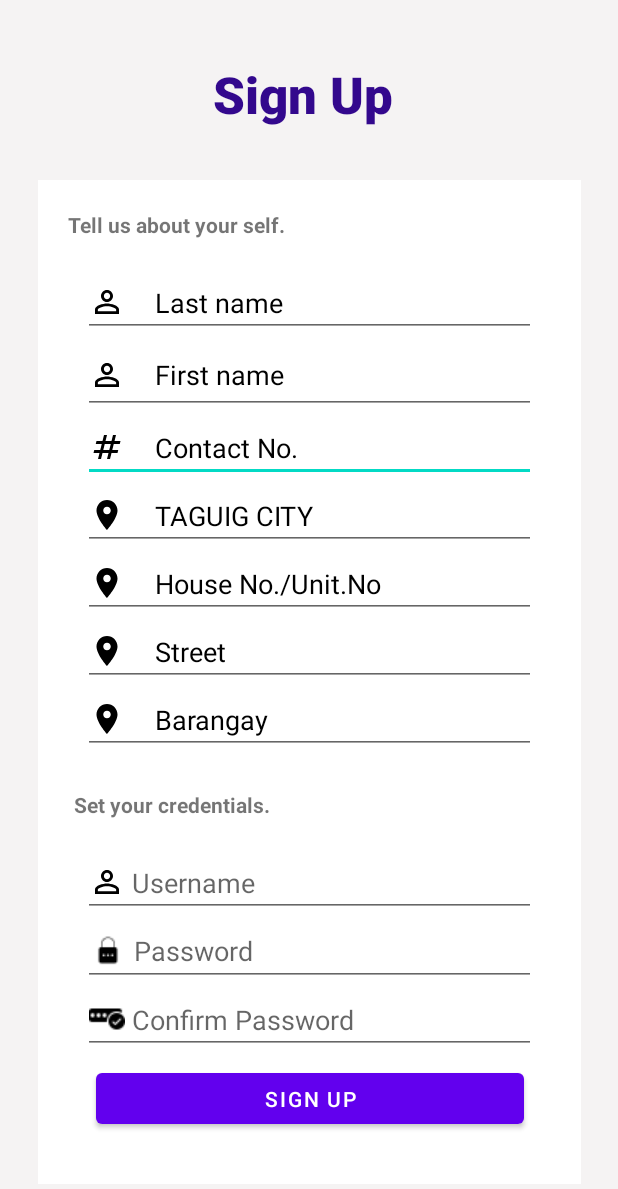
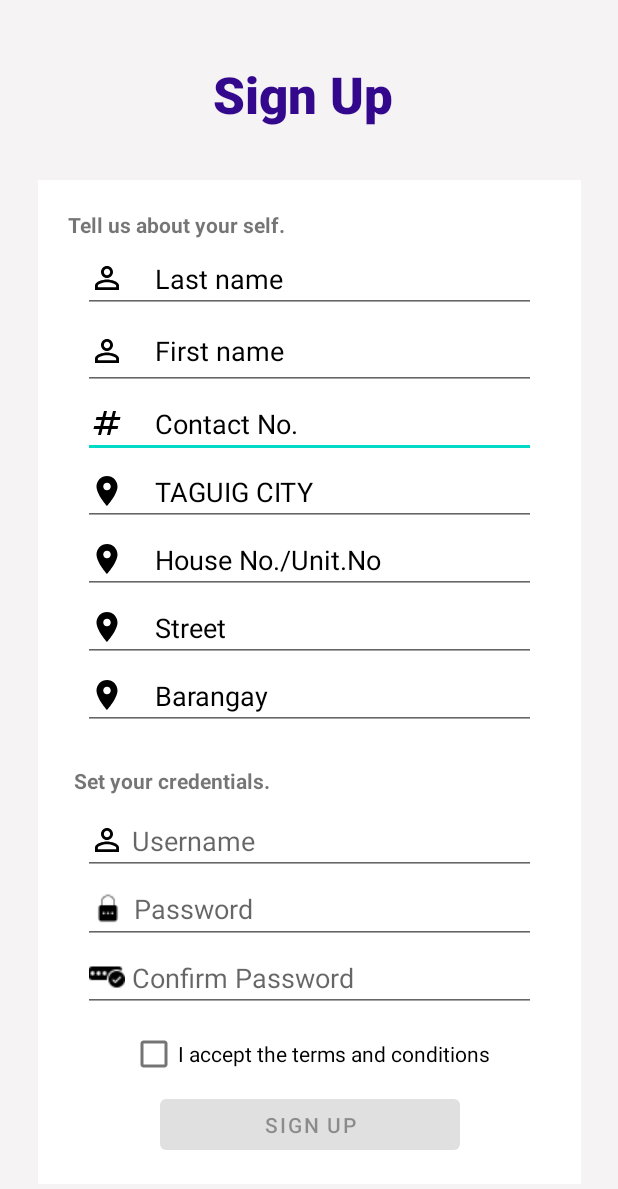
Before and after one commit to Chony-Or/ORDERING-SYSTEM, an Android app: the SignupPage screen opened directly, with no data from a screen before it, on a phone screen of 412 x 824 dp. Shown: the top 1189 px of the screen. Run offline under Robolectric (Android 15) with nearby library versions, the phone set to English and light mode, and no system bars; libraries missing offline, so code that uses them is left out: com.vishnusivadas.advanced_httpurlconnection; Roboto replaces fonts that are not available here.

Commit message:
add terms and condition

```diff
--- a/app/src/main/java/com/example/orderingsystem/MainActivity.java
+++ b/app/src/main/java/com/example/orderingsystem/MainActivity.java
@@ -6,6 +6,7 @@ import android.os.Handler;
 import android.util.Log;
 import android.view.View;
 import android.widget.Button;
+import android.widget.CheckBox;
 import android.widget.EditText;
 import android.widget.Toast;
 
@@ -29,6 +30,7 @@ public class MainActivity extends AppCompatActivity {
     EditText customer_name;
     EditText customer_password;
     public ArrayList<UserData> mUserData = new ArrayList<>();
+    private CheckBox termsCheckbox;
     private static final String getCustomer_Data = "http:/" + Constants.IP_ADDRESS + "/test_conn/getCustomer.php";
     private static final String getUser_Url = "http://" + Constants.IP_ADDRESS + "/db_conn/login.php";
     public String c_name, c_password;
@@ -112,6 +114,7 @@ public class MainActivity extends AppCompatActivity {
         b_login = (Button) findViewById(R.id.b_login);
         customer_name = (EditText) findViewById(R.id.customer_name);
         customer_password = (EditText) findViewById(R.id.customer_password);
+        termsCheckbox = findViewById(R.id.termsCheckbox);
         b_guest = findViewById(R.id.b_guest);
     }
 
--- a/app/src/main/res/layout/activity_signup_page.xml
+++ b/app/src/main/res/layout/activity_signup_page.xml
@@ -121,19 +121,18 @@
             android:id="@+id/cust_lastname"
             android:layout_width="match_parent"
             android:layout_height="wrap_content"
-            android:layout_marginTop="20dp"
             android:layout_marginLeft="30dp"
+            android:layout_marginTop="4dp"
             android:layout_marginRight="30dp"
             android:drawableLeft="@drawable/ic_baseline_person_outline_24"
             android:drawablePadding="20dp"
             android:hint="Last name"
+            android:textColor="#83918484"
+            android:textColorHint="@color/black"
             app:layout_constraintEnd_toEndOf="parent"
             app:layout_constraintStart_toStartOf="parent"
-            android:textColor="#83918484"
-            android:textColorHint="@color/black"
             app:layout_constraintTop_toBottomOf="@+id/textView3"
-            tools:ignore="MissingConstraints"
-            tools:layout_editor_absoluteX="0dp" />
+            tools:ignore="MissingConstraints" />
 
         <EditText
             android:id="@+id/cust_firstname"
@@ -152,18 +151,33 @@
             app:layout_constraintStart_toStartOf="parent"
             app:layout_constraintTop_toBottomOf="@+id/cust_lastname" />
 
+        <CheckBox
+            android:id="@+id/termsCheckbox"
+            android:layout_width="wrap_content"
+            android:layout_height="wrap_content"
+            android:layout_marginStart="61dp"
+            android:layout_marginTop="4dp"
+            android:layout_marginEnd="61dp"
+            android:text="I accept the terms and conditions"
+            app:layout_constraintEnd_toEndOf="parent"
+            app:layout_constraintStart_toStartOf="parent"
+            app:layout_constraintTop_toBottomOf="@+id/cust_confirmpass" />
+
         <Button
             android:id="@+id/signup_bt"
-            android:layout_width="285dp"
+            android:layout_width="200dp"
             android:layout_height="46dp"
             android:layout_alignParentStart="true"
             android:layout_alignParentBottom="true"
+            android:layout_marginStart="81dp"
+            android:layout_marginEnd="81dp"
             android:layout_marginBottom="28dp"
             android:text="SIGN UP"
             app:layout_constraintBottom_toBottomOf="parent"
             app:layout_constraintEnd_toEndOf="parent"
             app:layout_constraintStart_toStartOf="parent"
-            app:layout_constraintTop_toBottomOf="@+id/cust_confirmpass"
+            app:layout_constraintTop_toBottomOf="@+id/termsCheckbox"
+            app:layout_constraintVertical_bias="0.0"
             tools:ignore="MissingConstraints" />
 
         <EditText
@@ -171,16 +185,15 @@
             android:layout_width="match_parent"
             android:layout_height="wrap_content"
             android:layout_marginLeft="30dp"
-            android:layout_marginTop="20dp"
+            android:layout_marginTop="8dp"
             android:layout_marginRight="30dp"
             android:drawableLeft="@drawable/ic_baseline_person_outline_24"
             android:ems="10"
+            android:hint=" Username"
+            android:inputType="text"
             app:layout_constraintEnd_toEndOf="parent"
             app:layout_constraintStart_toStartOf="parent"
-            android:hint=" Username"
-            android:inputType="text"
-            app:layout_constraintTop_toBottomOf="@+id/textView4"
-            tools:layout_editor_absoluteX="16dp" />
+            app:layout_constraintTop_toBottomOf="@+id/textView4" />
 
         <EditText
             android:id="@+id/cust_password"
@@ -204,10 +217,10 @@
             android:layout_marginLeft="30dp"
             android:layout_marginRight="30dp"
             android:drawableLeft="@drawable/confirmpassicon"
+            android:hint=" Confirm Password"
+            android:inputType="textPassword"
             app:layout_constraintEnd_toEndOf="parent"
             app:layout_constraintStart_toStartOf="parent"
-            android:hint=" Confirm Password"
-            android:inputType="textPassword"
             app:layout_constraintTop_toBottomOf="@+id/cust_password" />
 
         <TextView
```
Also changed, not shown: app/src/main/java/com/example/orderingsystem/SignupPage.java (+44 -1 lines), app/src/main/res/layout/dialog_terms_and_conditions.xml (added, +41 -0 lines), app/src/main/res/layout/testing.xml (added, +23 -0 lines).
